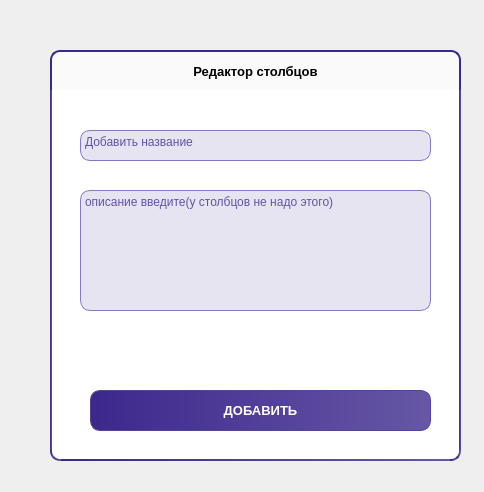
The window that Users_Interfaces/TEST.ui (FREDY129053/Tasks-Table) describes before a commit, drawn with Qt 5.
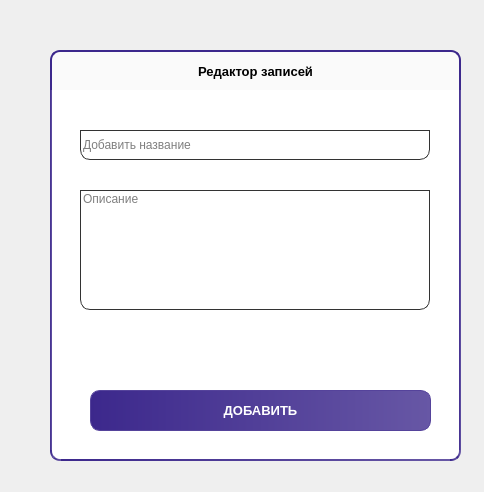
The same window after the commit.

Commit message: Основной функционал без +записей

```diff
--- a/Users_Interfaces/TEST.ui
+++ b/Users_Interfaces/TEST.ui
@@ -123,90 +123,45 @@
      <string>ДОБАВИТЬ</string>
     </property>
    </widget>
-   <widget class="QTextEdit" name="textEdit">
+   <widget class="QLineEdit" name="name">
     <property name="geometry">
      <rect>
       <x>30</x>
       <y>40</y>
-      <width>351</width>
-      <height>31</height>
+      <width>350</width>
+      <height>30</height>
      </rect>
     </property>
     <property name="styleSheet">
-     <string notr="true">QTextEdit{
-	background: #E6E4F0;
-	border: 1px solid #8777C5;
-	box-shadow: 0px 1.23485px 12px rgba(0, 0, 0, 0.25);
-	border-radius: 10px;
+     <string notr="true">border: none;
+border-radoius: 2px;
 
-	font-family: 'Work Sans';
-font-style: normal;
-font-weight: 600;
-font-size: 13px;
-line-height: 13px;
-
-
-color: #6353A3;
-}
-
-QTextEdit:focus {
-	border: 1px solid #55439B;
-	background: #F3F2FA;
-}
-
-::placeholder {
- color: red;
-}</string>
+border: 1px solid #333333;</string>
     </property>
-    <property name="html">
-     <string>&lt;!DOCTYPE HTML PUBLIC &quot;-//W3C//DTD HTML 4.0//EN&quot; &quot;http://www.w3.org/TR/REC-html40/strict.dtd&quot;&gt;
-&lt;html&gt;&lt;head&gt;&lt;meta name=&quot;qrichtext&quot; content=&quot;1&quot; /&gt;&lt;meta charset=&quot;utf-8&quot; /&gt;&lt;style type=&quot;text/css&quot;&gt;
-p, li { white-space: pre-wrap; }
-&lt;/style&gt;&lt;/head&gt;&lt;body style=&quot; font-family:'Work Sans'; font-size:13px; font-weight:600; font-style:normal;&quot;&gt;
-&lt;p style=&quot; margin-top:0px; margin-bottom:0px; margin-left:0px; margin-right:0px; -qt-block-indent:0; text-indent:0px;&quot;&gt;&lt;span style=&quot; font-family:'Segoe UI'; font-size:9pt; font-weight:400;&quot;&gt;Добавить название&lt;/span&gt;&lt;/p&gt;&lt;/body&gt;&lt;/html&gt;</string>
+    <property name="placeholderText">
+     <string>Добавить название</string>
     </property>
    </widget>
-   <widget class="QTextEdit" name="textEdit_2">
+   <widget class="QLineEdit" name="text">
     <property name="geometry">
      <rect>
       <x>30</x>
       <y>100</y>
-      <width>351</width>
-      <height>121</height>
+      <width>350</width>
+      <height>120</height>
      </rect>
     </property>
     <property name="styleSheet">
-     <string notr="true">QTextEdit{
-	background: #E6E4F0;
-	border: 1px solid #8777C5;
-	box-shadow: 0px 1.23485px 12px rgba(0, 0, 0, 0.25);
-	border-radius: 10px;
+     <string notr="true">border: none;
+border-radoius: 2px;
 
-	font-family: 'Work Sans';
-font-style: normal;
-font-weight: 600;
-font-size: 13px;
-line-height: 13px;
-
-
-color: #6353A3;
-}
-
-QTextEdit:focus {
-	border: 1px solid #55439B;
-	background: #F3F2FA;
-}
-
-::placeholder {
- color: red;
-}</string>
+border: 1px solid #333333;</string>
     </property>
-    <property name="html">
-     <string>&lt;!DOCTYPE HTML PUBLIC &quot;-//W3C//DTD HTML 4.0//EN&quot; &quot;http://www.w3.org/TR/REC-html40/strict.dtd&quot;&gt;
-&lt;html&gt;&lt;head&gt;&lt;meta name=&quot;qrichtext&quot; content=&quot;1&quot; /&gt;&lt;meta charset=&quot;utf-8&quot; /&gt;&lt;style type=&quot;text/css&quot;&gt;
-p, li { white-space: pre-wrap; }
-&lt;/style&gt;&lt;/head&gt;&lt;body style=&quot; font-family:'Work Sans'; font-size:13px; font-weight:600; font-style:normal;&quot;&gt;
-&lt;p style=&quot; margin-top:0px; margin-bottom:0px; margin-left:0px; margin-right:0px; -qt-block-indent:0; text-indent:0px;&quot;&gt;&lt;span style=&quot; font-family:'Segoe UI'; font-size:9pt; font-weight:400;&quot;&gt;описание введите(у столбцов не надо этого)&lt;/span&gt;&lt;/p&gt;&lt;/body&gt;&lt;/html&gt;</string>
+    <property name="alignment">
+     <set>Qt::AlignLeading|Qt::AlignLeft|Qt::AlignTop</set>
+    </property>
+    <property name="placeholderText">
+     <string>Описание</string>
     </property>
    </widget>
   </widget>
@@ -237,7 +192,7 @@
 border-top-left-radius: 10px;</string>
    </property>
    <property name="text">
-    <string>Редактор столбцов</string>
+    <string>Редактор записей</string>
    </property>
    <property name="alignment">
     <set>Qt::AlignCenter</set>
```
Left out of the diff: 5 changed lines with no effect on the pictures. The commit also changes 8 other files.
